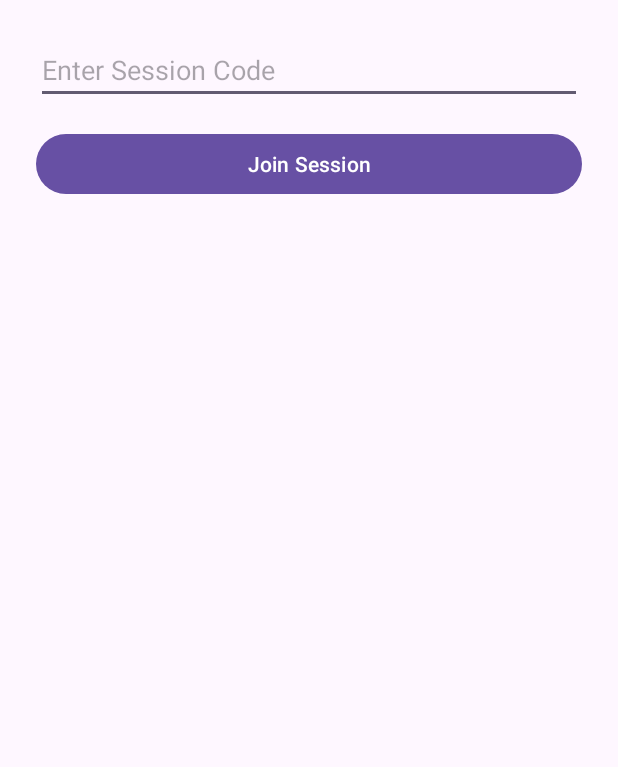
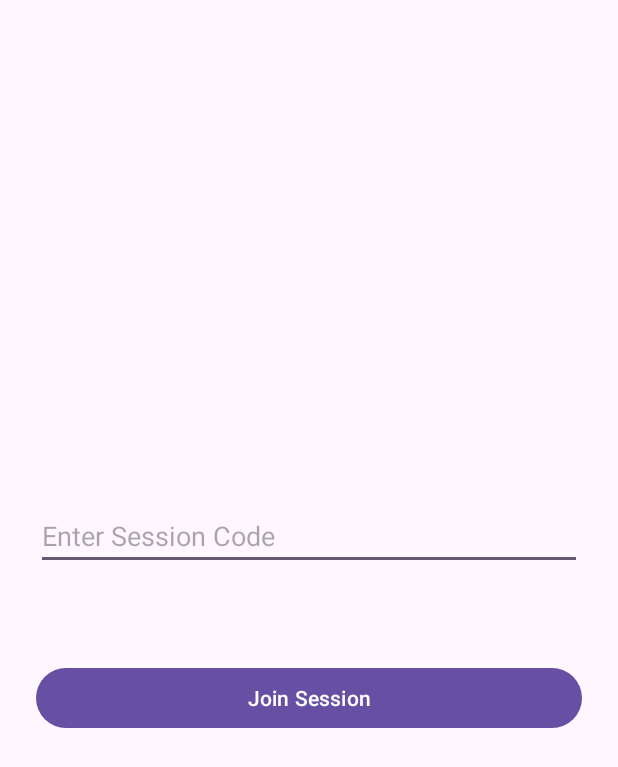
Before and after one commit to NZawarus/MobileAppProject, an Android app: the PlayerActivity screen opened directly, with no data from a screen before it, on a phone screen of 412 x 824 dp. Shown: the top 767 px of the screen. Run offline under Robolectric (Android 15) with nearby library versions, the phone set to English and light mode, and no system bars.

Commit message:
Updated UI

```diff
--- a/app/src/main/res/layout/player.xml
+++ b/app/src/main/res/layout/player.xml
@@ -11,18 +11,24 @@ Comment-->
         android:id="@+id/etSessionCode"
         android:layout_width="0dp"
         android:layout_height="wrap_content"
+        android:layout_marginTop="250dp"
         android:hint="Enter Session Code"
+        app:layout_constraintBottom_toTopOf="@+id/btnJoinSession"
+        app:layout_constraintEnd_toEndOf="parent"
+        app:layout_constraintHorizontal_bias="0.0"
+        app:layout_constraintStart_toStartOf="parent"
         app:layout_constraintTop_toTopOf="parent"
-        app:layout_constraintStart_toStartOf="parent"
-        app:layout_constraintEnd_toEndOf="parent" />
+        app:layout_constraintVertical_bias="1.0" />
 
     <Button
         android:id="@+id/btnJoinSession"
         android:layout_width="0dp"
         android:layout_height="wrap_content"
+        android:layout_marginBottom="250dp"
         android:text="Join Session"
-        app:layout_constraintTop_toBottomOf="@id/etSessionCode"
+        app:layout_constraintBottom_toBottomOf="parent"
+        app:layout_constraintEnd_toEndOf="parent"
+        app:layout_constraintHorizontal_bias="1.0"
         app:layout_constraintStart_toStartOf="parent"
-        app:layout_constraintEnd_toEndOf="parent"
-        android:layout_marginTop="16dp"/>
+        app:layout_constraintTop_toBottomOf="@id/etSessionCode" />
 </androidx.constraintlayout.widget.ConstraintLayout>
--- a/app/src/main/res/layout/spell_slot_tracker.xml
+++ b/app/src/main/res/layout/spell_slot_tracker.xml
@@ -2,7 +2,7 @@
 <ScrollView xmlns:android="http://schemas.android.com/apk/res/android"
     android:id="@+id/spellSlotScrollView"
     android:layout_width="match_parent"
-    android:layout_height="match_parent"
+    android:layout_height="633dp"
     android:padding="0dp">
 
     <LinearLayout
@@ -17,8 +17,8 @@
             android:id="@+id/resetButton"
             android:layout_width="wrap_content"
             android:layout_height="wrap_content"
-        android:text="Long Rest"
+            android:layout_gravity="center_horizontal"
             android:layout_marginTop="16dp"
-        android:layout_gravity="center_horizontal"/>
+            android:text="Long Rest" />
     </LinearLayout>
 </ScrollView>
```
Lines whose indentation alone changed are shown as unchanged.
